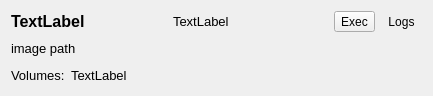
This is resources/ui/pod_container_widget.ui in namuan/kube-rider as Qt 5 draws it before an edit. The edited form follows.
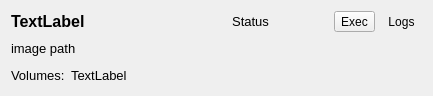
This is the edited form.

Commit message: Added status of each container in the pod

What changed in the file:
```diff
--- a/resources/ui/pod_container_widget.ui
+++ b/resources/ui/pod_container_widget.ui
@@ -34,14 +34,26 @@
       </widget>
      </item>
      <item>
-      <widget class="QLabel" name="lbl_container_started">
+      <widget class="QLabel" name="lbl_container_status">
+       <property name="sizePolicy">
+        <sizepolicy hsizetype="Minimum" vsizetype="Preferred">
+         <horstretch>0</horstretch>
+         <verstretch>0</verstretch>
+        </sizepolicy>
+       </property>
        <property name="font">
         <font>
          <pointsize>10</pointsize>
         </font>
        </property>
        <property name="text">
-        <string>TextLabel</string>
+        <string>Status</string>
+       </property>
+       <property name="textFormat">
+        <enum>Qt::PlainText</enum>
+       </property>
+       <property name="alignment">
+        <set>Qt::AlignCenter</set>
        </property>
       </widget>
      </item>
```
The commit also changes 6 other files.
